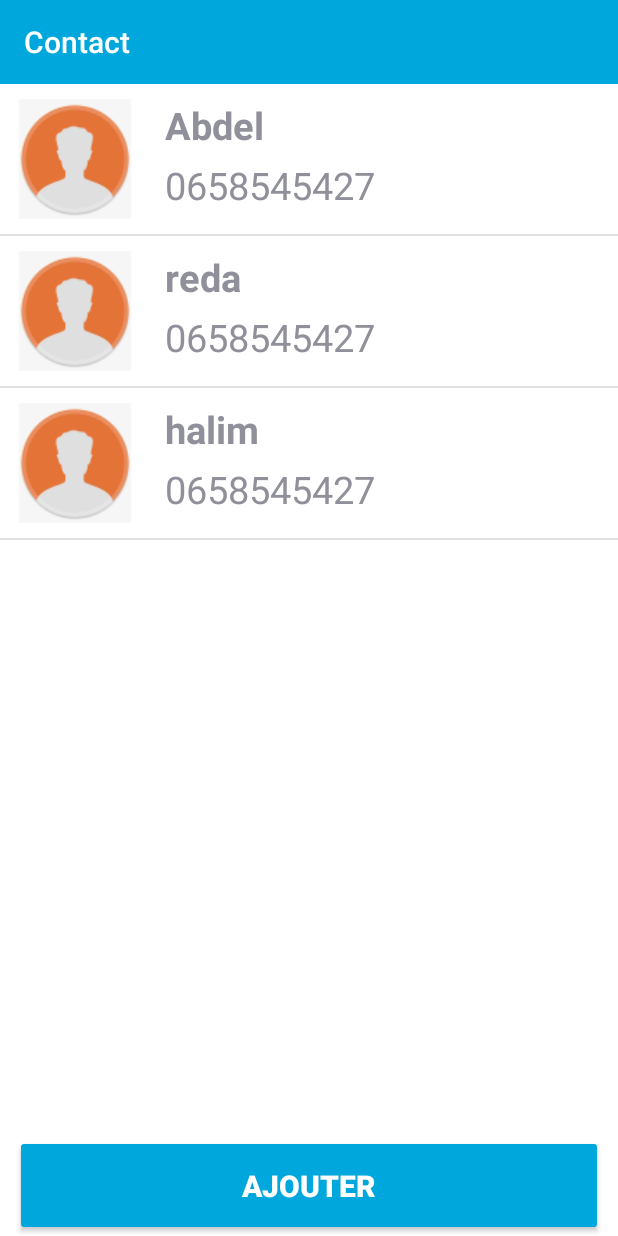
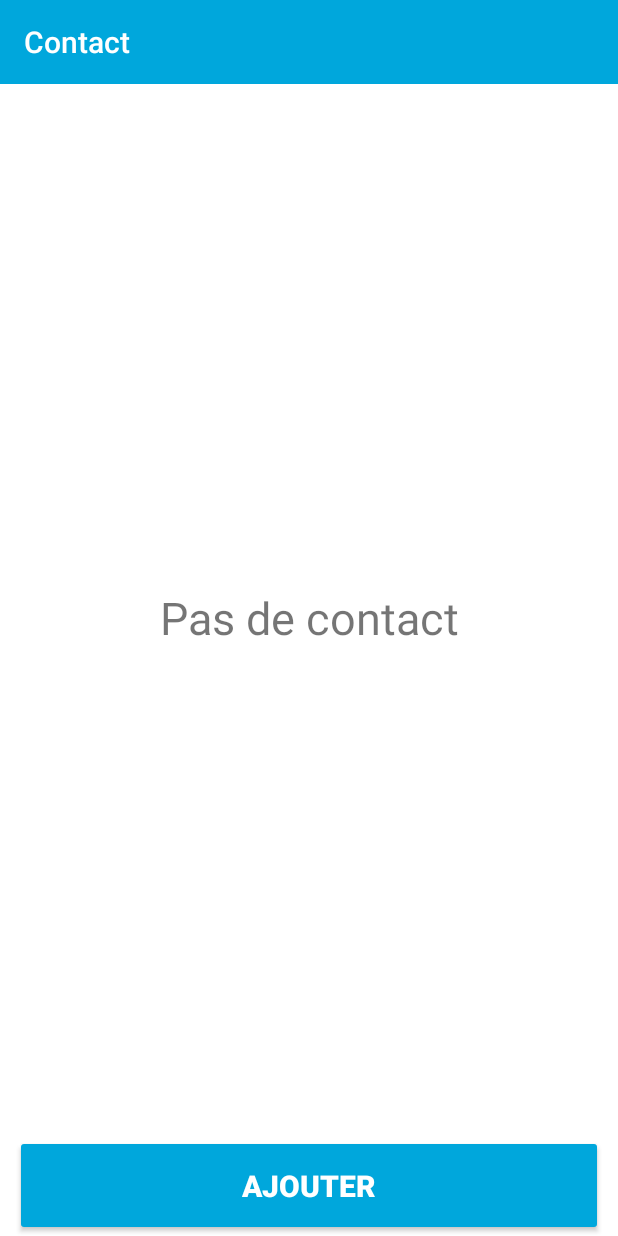
Before and after one commit to Abdel-kobbi/Contact-app, an Android app: the screen it shows after launch (MainActivity), on a phone screen of 412 x 824 dp. Run offline under Robolectric (Android 15) with nearby library versions, the phone set to English and light mode, and no system bars.

Commit message:
Implement functionality to read and insert contacts into the database.

```diff
--- a/app/src/main/java/com/kobbi/contactapp/DbContact.java
+++ b/app/src/main/java/com/kobbi/contactapp/DbContact.java
@@ -1,10 +1,16 @@
 package com.kobbi.contactapp;
 
+import android.annotation.SuppressLint;
+import android.content.ContentValues;
 import android.content.Context;
+import android.database.Cursor;
 import android.database.sqlite.SQLiteDatabase;
 import android.database.sqlite.SQLiteOpenHelper;
 
 import androidx.annotation.Nullable;
+
+import java.util.ArrayList;
+import java.util.List;
 
 public class DbContact extends SQLiteOpenHelper {
 
@@ -14,14 +20,14 @@ public class DbContact extends SQLiteOpenHelper {
     private static final String KEY_NAME = "name";
     private static final String KEY_PHONE = "phone";
 
-    private DbContact(@Nullable Context context) {
+    public DbContact(@Nullable Context context) {
         super(context, DB_NAME, null, 1);
     }
 
     @Override
     public void onCreate(SQLiteDatabase db) {
         String sql = "CREATE TABLE IF NOT EXISTS " + TABLE_NAME + "(" +
-                KEY_ID + "INTEGER PRIMARY KEY AUTOINCREMENT," +
+                KEY_ID + " INTEGER PRIMARY KEY AUTOINCREMENT," +
                 KEY_NAME + " TEXT NOT NULL," +
                 KEY_PHONE + " TEXT NOT NULL" +
                 ");";
@@ -34,4 +40,29 @@ public class DbContact extends SQLiteOpenHelper {
         db.execSQL(sql);
         onCreate(db);
     }
+
+    public void addContact(Contact contact) {
+        SQLiteDatabase db = this.getWritableDatabase();
+        ContentValues values = new ContentValues();
+        values.put(KEY_NAME, contact.getName());
+        values.put(KEY_PHONE, contact.getPhone());
+        db.insert(TABLE_NAME, null, values);
+    }
+
+    public List<Contact> findAll() {
+        List<Contact> contacts = new ArrayList<>();
+        String sql = "SELECT * from " + TABLE_NAME;
+        SQLiteDatabase db = this.getReadableDatabase();
+        Cursor cursor = db.rawQuery(sql, null);
+        if (cursor.moveToFirst()) {
+            do {
+                @SuppressLint("Range") int id = cursor.getInt(cursor.getColumnIndex(KEY_ID));
+                @SuppressLint("Range") String name = cursor.getString(cursor.getColumnIndex(KEY_NAME));
+                @SuppressLint("Range") String phone = cursor.getString(cursor.getColumnIndex(KEY_PHONE));
+                contacts.add(new Contact(id, name, phone));
+            } while (cursor.moveToNext());
+        }
+        cursor.close();
+        return contacts;
+    }
 }
--- a/app/src/main/java/com/kobbi/contactapp/MainActivity.java
+++ b/app/src/main/java/com/kobbi/contactapp/MainActivity.java
@@ -6,6 +6,7 @@ import android.view.View;
 import android.widget.AdapterView;
 import android.widget.Button;
 import android.widget.ListView;
+import android.widget.Toast;
 
 import androidx.activity.EdgeToEdge;
 import androidx.appcompat.app.AppCompatActivity;
@@ -14,7 +15,6 @@ import androidx.core.graphics.Insets;
 import androidx.core.view.ViewCompat;
 import androidx.core.view.WindowInsetsCompat;
 
-import java.util.ArrayList;
 import java.util.List;
 
 public class MainActivity extends AppCompatActivity {
@@ -22,6 +22,8 @@ public class MainActivity extends AppCompatActivity {
     ListView contactList;
     Button btnAdd;
     Toolbar toolbar;
+
+    DbContact db;
 
     @Override
     protected void onCreate(Bundle savedInstanceState) {
@@ -38,17 +40,15 @@ public class MainActivity extends AppCompatActivity {
 
         setSupportActionBar(toolbar);
 
+        db = new DbContact(getApplicationContext());
+
+        btnAdd = findViewById(R.id.btnAdd);
         contactList = findViewById(R.id.contactList);
-        btnAdd = findViewById(R.id.btnAdd);
+        View emptyView = findViewById(R.id.emptyView);
+        contactList.setEmptyView(emptyView);
 
-        List<Contact> contacts = new ArrayList<>();
-        contacts.add(new Contact("Abdel", "0658545427"));
-        contacts.add(new Contact("reda", "0658545427"));
-        contacts.add(new Contact("halim", "0658545427"));
 
-        ContactAdapter contactAdapter = new ContactAdapter(getApplicationContext(), R.layout.item_contact, contacts);
-
-        contactList.setAdapter(contactAdapter);
+        setDataToList();
 
         btnAdd.setOnClickListener(v -> {
             Intent intent = new Intent(getApplicationContext(), AddContact.class);
@@ -56,7 +56,6 @@ public class MainActivity extends AppCompatActivity {
         });
 
         // add listener to contact list
-
         contactList.setOnItemClickListener(new AdapterView.OnItemClickListener() {
             @Override
             public void onItemClick(AdapterView<?> adapterView, View view, int i, long l) {
@@ -65,4 +64,18 @@ public class MainActivity extends AppCompatActivity {
             }
         });
     }
+
+    private void setDataToList() {
+        List<Contact> contacts = db.findAll();
+
+        ContactAdapter contactAdapter = new ContactAdapter(getApplicationContext(), R.layout.item_contact, contacts);
+
+        contactList.setAdapter(contactAdapter);
+    }
+
+    @Override
+    protected void onRestart() {
+        super.onRestart();
+        setDataToList();
+    }
 }
--- a/app/src/main/res/layout/activity_main.xml
+++ b/app/src/main/res/layout/activity_main.xml
@@ -32,4 +32,14 @@
         android:layout_height="match_parent"
         android:layout_above="@id/btnAdd"
         android:layout_below="@id/included"/>
+
+    <TextView
+        android:id="@+id/emptyView"
+        android:layout_width="match_parent"
+        android:layout_height="wrap_content"
+        android:text="@string/emptyView"
+        android:textSize="30sp"
+        android:textAlignment="center"
+        android:layout_centerVertical="true"
+        />
 </RelativeLayout>
--- a/app/src/main/res/values/strings.xml
+++ b/app/src/main/res/values/strings.xml
@@ -10,4 +10,5 @@
     <string name="addContact">Ajouter nouveau contact</string>
     <string name="updateContact">Modifier contact</string>
     <string name="deleteContact">supprimer contact</string>
+    <string name="emptyView">Pas de contact</string>
 </resources>
```
Also changed, not shown: app/src/main/java/com/kobbi/contactapp/AddContact.java (+31 -0 lines), app/src/main/java/com/kobbi/contactapp/Contact.java (+12 -0 lines).
